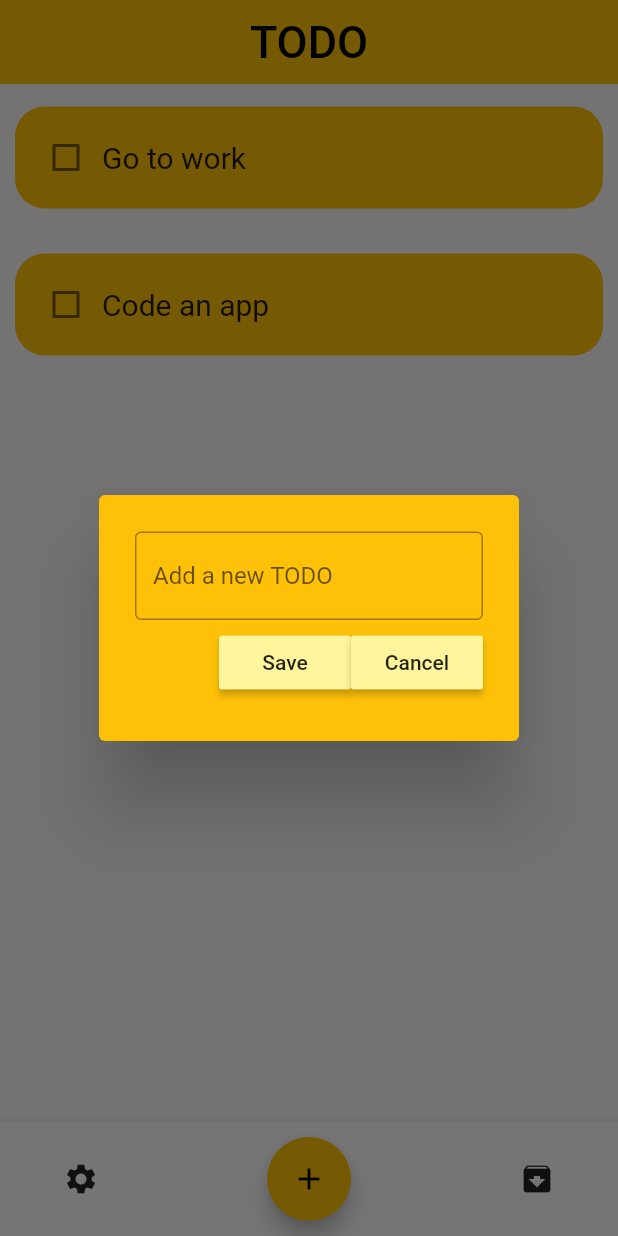
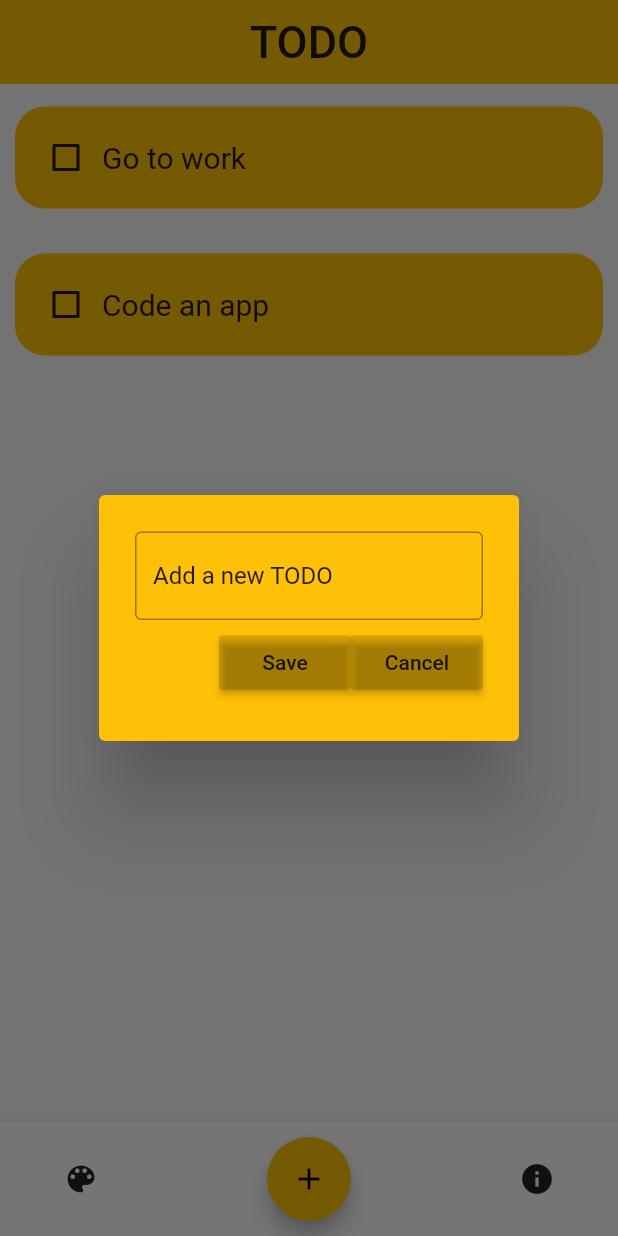
Before and after one commit to pardeep729/todo_app, a Flutter app: the screen it shows after launch, after a tap on the "add" icon, on a phone screen of 412 x 824 dp. Run offline on Flutter 3.47's test engine with Material 2 defaults, Android fonts, the phone set to English and light mode, and no system bars; drawn by our look-alikes of flutter_slidable; our stand-ins replace device_preview, flutter_colorpicker, hive_flutter; accounts and stored records are empty.

Commit message:
Added a colour picker for theme + made most of colours dynamic in app

```diff
--- a/lib/data/database.dart
+++ b/lib/data/database.dart
@@ -8,8 +8,8 @@ class ToDoDatabase {
   // Run this method if this is 1st time ever opening this app
   void createInitialData() {
     toDoList = [
-      ["Go to work", false],
-      ["Code an app", false],
+      ["Go to work", false, null],
+      ["Code an app", false, null],
     ];
   }
 
--- a/lib/main.dart
+++ b/lib/main.dart
@@ -4,7 +4,6 @@ import 'package:device_preview/device_preview.dart';
 import 'package:flutter/foundation.dart';
 import 'package:flutter/material.dart';
 import 'package:hive_flutter/hive_flutter.dart';
-import 'package:path_provider/path_provider.dart';
 
 import 'pages/homepage.dart';
 
@@ -24,8 +23,22 @@ void main() async {
   ));
 }
 
-class TodoApp extends StatelessWidget {
+class TodoApp extends StatefulWidget {
   const TodoApp({super.key});
+
+  @override
+  State<TodoApp> createState() => _TodoAppState();
+}
+
+class _TodoAppState extends State<TodoApp> {
+  Color primaryColour = Colors.amber;
+
+  void changeThemeColour(color) {
+    setState(() {
+      primaryColour = color;
+    });
+    debugPrint(primaryColour.toString());
+  }
 
   @override
   Widget build(BuildContext context) {
@@ -35,10 +48,13 @@ class TodoApp extends StatelessWidget {
       title: "TODO App",
       debugShowCheckedModeBanner: false,
       theme: ThemeData(
-        primarySwatch: Colors.amber,
+        primaryColor: primaryColour,
+        // textTheme: primaryColour.computeLuminance() > 0.5
+        //     ? Typography.blackRedmond
+        //     : Typography.whiteRedmond
         // textTheme: GoogleFonts.margarineTextTheme()),
       ),
-      home: HomePage(),
+      home: HomePage(changeThemeColourFunc: changeThemeColour),
     );
   }
 }
--- a/lib/pages/homepage.dart
+++ b/lib/pages/homepage.dart
@@ -1,6 +1,7 @@
 // ignore_for_file: prefer_const_constructors, prefer_const_literals_to_create_immutables, prefer_const_constructors_in_immutables
 
 import 'package:flutter/material.dart';
+import 'package:flutter_colorpicker/flutter_colorpicker.dart';
 import 'package:hive_flutter/hive_flutter.dart';
 import 'package:todo_app/data/database.dart';
 import 'package:todo_app/util/dialog_box.dart';
@@ -8,7 +9,9 @@ import 'package:todo_app/util/dialog_box.dart';
 import '../util/todo_tile.dart';
 
 class HomePage extends StatefulWidget {
-  HomePage({super.key});
+  Function changeThemeColourFunc;
+
+  HomePage({super.key, required this.changeThemeColourFunc});
 
   @override
   State<HomePage> createState() => _HomePageState();
@@ -67,8 +70,21 @@ class _HomePageState extends State<HomePage> {
   void checkBoxChanged(bool? value, int index) {
     setState(() {
       db.toDoList[index][1] = !db.toDoList[index][1];
+      db.toDoList[index][2] = DateTime.now();
     });
     db.updateDatabase();
+  }
+
+  // create some values
+  Color pickerColor = Color(0xff443a49);
+  Color currentColor = Color(0xff443a49);
+
+// ValueChanged<Color> callback
+  void changeColor(Color color) {
+    // Update the color picker
+    setState(() {
+      pickerColor = color;
+    });
   }
 
   @override
@@ -76,10 +92,13 @@ class _HomePageState extends State<HomePage> {
     return Scaffold(
       extendBodyBehindAppBar: true,
       appBar: AppBar(
+        backgroundColor: Theme.of(context).primaryColor,
         centerTitle: true,
         title: Text(
           "TODO",
-          style: TextStyle(fontSize: 30),
+          style: TextStyle(
+              fontSize: 30,
+              color: Theme.of(context).primaryTextTheme.bodyLarge?.color),
         ),
         shadowColor: Colors.transparent,
       ),
@@ -110,16 +129,53 @@ class _HomePageState extends State<HomePage> {
               mainAxisAlignment: MainAxisAlignment.spaceBetween,
               children: [
                 IconButton(
-                  icon: Icon(Icons.settings),
-                  onPressed: () {},
+                  icon: Icon(Icons.color_lens),
+                  onPressed: () => showDialog(
+                    context: context,
+                    builder: (context) => AlertDialog(
+                      title: Text("Pick a colour"),
+                      content: SingleChildScrollView(
+                        child: Column(
+                          children: [
+                            ColorPicker(
+                              pickerColor: pickerColor,
+                              onColorChanged: changeColor,
+                            ),
+                            Row(
+                              mainAxisAlignment: MainAxisAlignment.spaceEvenly,
+                              children: [
+                                ElevatedButton(
+                                    onPressed: () {
+                                      widget.changeThemeColourFunc(pickerColor);
+                                      Navigator.of(context).pop();
+                                    },
+                                    child: Text("Confirm")),
+                                ElevatedButton(
+                                    onPressed: () {
+                                      changeColor(Colors.amber);
+                                      widget.changeThemeColourFunc(pickerColor);
+                                      Navigator.of(context).pop();
+                                    },
+                                    child: Text("Default")),
+                              ],
+                            )
+                          ],
+                        ),
+                      ),
+                    ),
+                  ), //TODO
                 ),
                 FloatingActionButton(
                   onPressed: createNewTodo,
-                  child: Icon(Icons.add),
+                  backgroundColor: Theme.of(context).primaryColor,
+                  child: Icon(
+                    Icons.add,
+                    color: Theme.of(context).primaryIconTheme.color,
+                  ),
                 ),
                 IconButton(
-                  icon: Icon(Icons.archive),
-                  onPressed: () {},
+                  icon: Icon(Icons.info),
+                  onPressed: () => showAboutDialog(context: context),
                 ),
               ],
             ),
--- a/lib/util/dialog_box.dart
+++ b/lib/util/dialog_box.dart
@@ -26,10 +26,22 @@ class DialogBox extends StatelessWidget {
               // Get user input
               TextField(
                 controller: controller,
+                style: TextStyle(
+                    color: Theme.of(context).primaryTextTheme.bodyLarge?.color),
                 decoration: InputDecoration(
-                  border: OutlineInputBorder(),
-                  hintText: "Add a new TODO",
-                ),
+                    border: OutlineInputBorder(
+                        borderSide: BorderSide(
+                            color: Theme.of(context)
+                                    .primaryTextTheme
+                                    .bodyLarge
+                                    ?.color ??
+                                Colors.black)),
+                    hintText: "Add a new TODO",
+                    hintStyle: TextStyle(
+                        color: Theme.of(context)
+                            .primaryTextTheme
+                            .bodyLarge
+                            ?.color)),
               ),
 
               // Buttons
--- a/lib/util/my_button.dart
+++ b/lib/util/my_button.dart
@@ -11,9 +11,13 @@ class MyButton extends StatelessWidget {
   @override
   Widget build(BuildContext context) {
     return MaterialButton(
-      color: Colors.yellow[200],
+      color: Theme.of(context).dividerColor,
       onPressed: onPressed,
-      child: Text(text),
+      child: Text(
+        text,
+        style: TextStyle(
+            color: Theme.of(context).primaryTextTheme.bodyLarge?.color),
+      ),
     );
   }
 }
--- a/lib/util/todo_tile.dart
+++ b/lib/util/todo_tile.dart
@@ -47,13 +47,21 @@ class TodoTile extends StatelessWidget {
                   value: checkboxValue,
                   onChanged: onChanged,
                   activeColor: Theme.of(context).hintColor,
+                  side: BorderSide(
+                    color:
+                        Theme.of(context).primaryTextTheme.bodyLarge?.color ??
+                            Colors.black,
+                    width: 2,
+                  ),
                 ),
                 Flexible(
                   child: Text(
                     textValue,
                     style: TextStyle(
                       fontSize: 20,
-                      color: checkboxValue ? Colors.grey : Colors.black87,
+                      color: checkboxValue
+                          ? Colors.grey
+                          : Theme.of(context).primaryTextTheme.bodyLarge?.color,
                       decoration: checkboxValue
                           ? TextDecoration.lineThrough
                           : TextDecoration.none,
--- a/pubspec.yaml
+++ b/pubspec.yaml
@@ -39,6 +39,8 @@ dependencies:
   cupertino_icons: ^1.0.2
   google_fonts: ^5.1.0
   device_preview: ^1.1.0
+  path_provider: ^2.1.1
+  flutter_colorpicker: ^1.0.3
 
 dev_dependencies:
   flutter_test:
```
Also changed, not shown: pubspec.lock, 1 other file.
